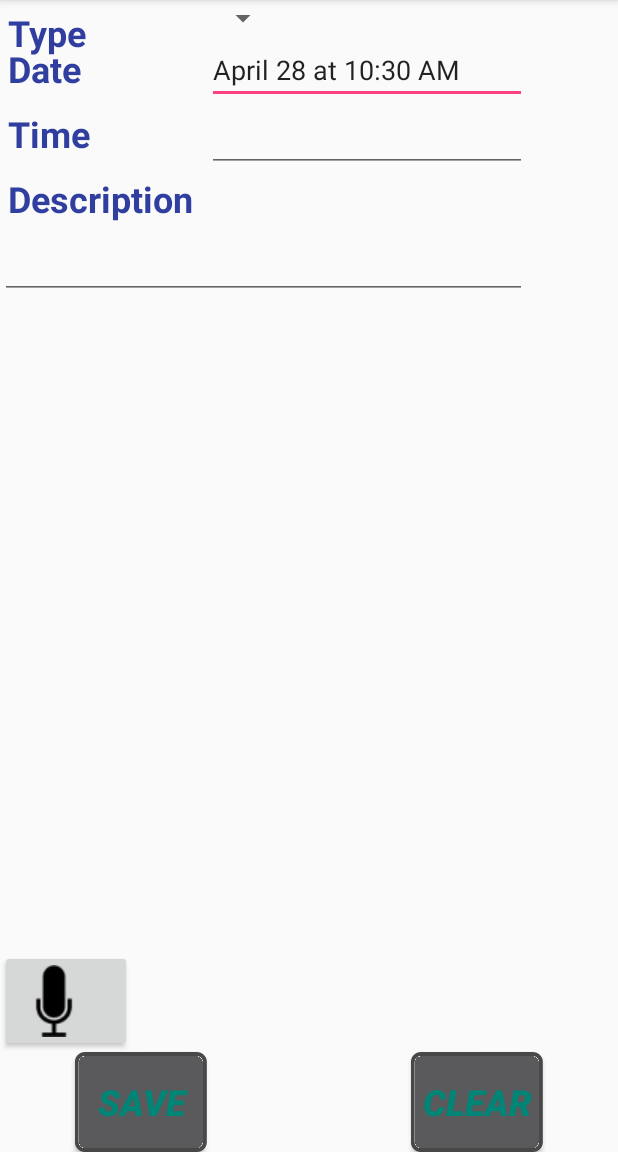
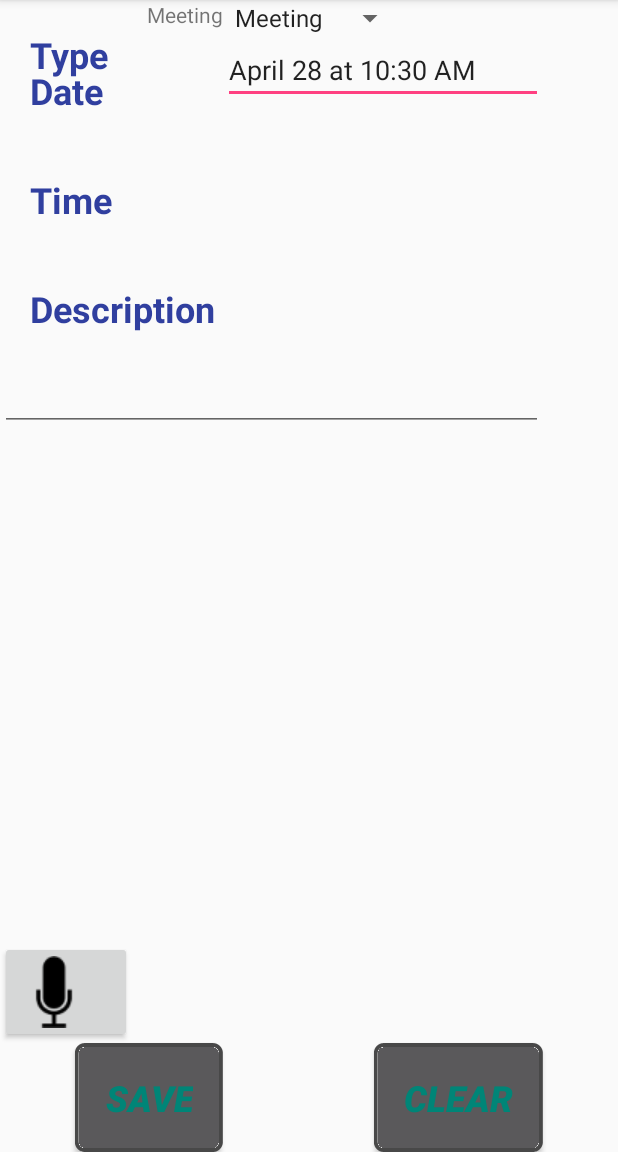
Before and after one commit to GDG-NN/study_jams_homework, an Android app: the AddEvent screen opened directly, with no data from a screen before it, on a phone screen of 412 x 824 dp, the part 84-1236 px from its top. Run offline under Robolectric (Android 15) with nearby library versions, the phone set to English and light mode, and no system bars; 1 statement that could not run was skipped.

Commit message:
Added AddEvent

```diff
--- a/puga4enko/PocketSecretary/app/src/main/java/com/andrejjj/pocketsecretary/activities/AddContact.java
+++ b/puga4enko/PocketSecretary/app/src/main/java/com/andrejjj/pocketsecretary/activities/AddContact.java
@@ -11,10 +11,6 @@ import android.widget.EditText;
 import android.widget.Toast;
 
 import com.andrejjj.pocketsecretary.R;
-
-/**
- * Created by Andrejjj on 25.04.2016.
- */
 
 /**
  * @author Andrey S. Pugachenko
--- a/puga4enko/PocketSecretary/app/src/main/java/com/andrejjj/pocketsecretary/activities/AddEvent.java
+++ b/puga4enko/PocketSecretary/app/src/main/java/com/andrejjj/pocketsecretary/activities/AddEvent.java
@@ -1,19 +1,20 @@
 package com.andrejjj.pocketsecretary.activities;
 
 import android.app.DatePickerDialog;
-import android.app.Dialog;
 import android.app.TimePickerDialog;
 import android.content.Intent;
 import android.os.Bundle;
-import android.support.v4.app.DialogFragment;
 import android.support.v7.app.AppCompatActivity;
-import android.text.format.DateFormat;
 import android.text.format.DateUtils;
 import android.view.Menu;
 import android.view.MenuItem;
 import android.view.View;
+import android.widget.AdapterView;
+import android.widget.ArrayAdapter;
+import android.widget.Button;
 import android.widget.DatePicker;
 import android.widget.EditText;
+import android.widget.Spinner;
 import android.widget.TextView;
 import android.widget.TimePicker;
 import android.widget.Toast;
@@ -23,39 +24,96 @@ import com.andrejjj.pocketsecretary.R;
 import java.util.Calendar;
 
 /**
- * Created by Andrejjj on 25.04.2016.
- */
-
-/**
  * @author Andrey S. Pugachenko
  * @version 0.0.1
  *          This is an Activity for adding event
  */
-public class AddEvent extends AppCompatActivity {
+public class AddEvent extends AppCompatActivity implements AdapterView.OnItemSelectedListener {
 
+    private static final String[] items = {"Meeting", "Call", "Work", "Home", "Other"};
+    Calendar dateAndTime = Calendar.getInstance();
     private EditText mEditTextDate;
-    private EditText mEditTextTime;
+    DatePickerDialog.OnDateSetListener d = new DatePickerDialog.OnDateSetListener() {
+        public void onDateSet(DatePicker view, int year, int monthOfYear, int dayOfMonth) {
+            dateAndTime.set(Calendar.YEAR, year);
+            dateAndTime.set(Calendar.MONTH, monthOfYear);
+            dateAndTime.set(Calendar.DAY_OF_MONTH, dayOfMonth);
+            updateLabel();
+        }
+    };
+    TimePickerDialog.OnTimeSetListener t = new TimePickerDialog.OnTimeSetListener() {
+        public void onTimeSet(TimePicker view, int hourOfDay, int minute) {
+            dateAndTime.set(Calendar.HOUR_OF_DAY, hourOfDay);
+            dateAndTime.set(Calendar.MINUTE, minute);
+            updateLabel();
+        }
+    };
     private EditText mEditTextDescription;
+    private TextView mTextViewSelection;
     private TextView mTextViewDate;
     private TextView mTextViewTime;
-
-
-    Calendar dateAndTime = Calendar.getInstance();
-
-
+    private Button mButtonSave;
+    private Button mButtonClear;
+    private Button mButtonAddAudio;
+    private Spinner mSpinnerType;
 
     @Override
     protected void onCreate(Bundle savedInstanceState) {
         super.onCreate(savedInstanceState);
         setContentView(R.layout.add_event);
-
         mEditTextDate = (EditText) findViewById(R.id.txtDate);
-        mEditTextTime = (EditText) findViewById(R.id.txtTime);
         mEditTextDescription = (EditText) findViewById(R.id.txtDescription);
+        mTextViewSelection = (TextView) findViewById(R.id.lblSelection);
         mTextViewDate = (TextView) findViewById(R.id.lblDate);
         mTextViewTime = (TextView) findViewById(R.id.lblTime);
+        mButtonClear = (Button) findViewById(R.id.btnClear);
+        mButtonSave = (Button) findViewById(R.id.btnSave);
+        mButtonAddAudio = (Button) findViewById(R.id.btnAddAudio);
+        mSpinnerType = (Spinner) findViewById(R.id.lstType);
+
+        if (mSpinnerType != null) {
+            mSpinnerType.setOnItemSelectedListener(this);
+        }
+
+        ArrayAdapter<String> aa = new ArrayAdapter<>(this, android.R.layout.simple_spinner_item,
+                items);
+        aa.setDropDownViewResource(android.R.layout.simple_spinner_dropdown_item);
+        mSpinnerType.setAdapter(aa);
+
+        mButtonSave.setOnClickListener(new View.OnClickListener() {
+            @Override
+            public void onClick(final View v) {
+                saveAllData();
+            }
+        });
+
+        mButtonClear.setOnClickListener(new View.OnClickListener() {
+            @Override
+            public void onClick(final View v) {
+                clearAllData();
+            }
+        });
+
+        mButtonAddAudio.setOnClickListener(new View.OnClickListener() {
+            @Override
+            public void onClick(final View v) {
+                //TODO adding audio
+            }
+        });
 
         updateLabel();
+    }
+
+    private void clearAllData() {
+        mEditTextDate.setText("");
+        mEditTextDescription.setText("");
+        mTextViewSelection.setText("");
+        mTextViewDate.setText("");
+        mTextViewTime.setText("");
+    }
+
+    private void saveAllData() {
+        //TODO saving all data
     }
 
     public void showDatePickerDialog(View v) {
@@ -82,23 +140,6 @@ public class AddEvent extends AppCompatActivity {
                                 DateUtils.FORMAT_SHOW_DATE|DateUtils.FORMAT_SHOW_TIME));
     }
 
-    DatePickerDialog.OnDateSetListener d = new DatePickerDialog.OnDateSetListener() {
-        public void onDateSet(DatePicker view, int year, int monthOfYear, int dayOfMonth) {
-            dateAndTime.set(Calendar.YEAR, year);
-            dateAndTime.set(Calendar.MONTH, monthOfYear);
-            dateAndTime.set(Calendar.DAY_OF_MONTH, dayOfMonth);
-            updateLabel();
-        }
-    };
-
-    TimePickerDialog.OnTimeSetListener t = new TimePickerDialog.OnTimeSetListener() {
-        public void onTimeSet(TimePicker view, int hourOfDay, int minute) {
-            dateAndTime.set(Calendar.HOUR_OF_DAY, hourOfDay);
-            dateAndTime.set(Calendar.MINUTE, minute);
-            updateLabel();
-        }
-    };
-
     @Override
     public boolean onCreateOptionsMenu(Menu menu) {
         getMenuInflater().inflate(R.menu.actions, menu);
@@ -123,4 +164,14 @@ public class AddEvent extends AppCompatActivity {
         }
         return (super.onOptionsItemSelected(item));
     }
+
+    @Override
+    public void onItemSelected(final AdapterView<?> parent, final View view, final int position, final long id) {
+        mTextViewSelection.setText(items[position]);
+    }
+
+    @Override
+    public void onNothingSelected(final AdapterView<?> parent) {
+        mTextViewSelection.setText("");
+    }
 }
--- a/puga4enko/PocketSecretary/app/src/main/res/layout/add_event.xml
+++ b/puga4enko/PocketSecretary/app/src/main/res/layout/add_event.xml
@@ -10,12 +10,24 @@
         android:layout_height="wrap_content"
         android:text="@string/type" />
 
+    <TextView
+        android:id="@+id/lblSelection"
+        android:layout_width="wrap_content"
+        android:layout_height="wrap_content"
+        android:layout_alignBottom="@+id/lblType"
+        android:layout_alignParentTop="true"
+        android:layout_toLeftOf="@+id/lstType"
+        android:layout_toRightOf="@+id/lblTime"
+        android:layout_toStartOf="@+id/lstType"
+        android:text="" />
+
     <Spinner
         android:id="@+id/lstType"
         android:layout_width="wrap_content"
         android:layout_height="wrap_content"
-        android:layout_toEndOf="@+id/btnSave"
-        android:layout_toRightOf="@+id/btnSave" />
+        android:layout_alignLeft="@+id/btnClear"
+        android:layout_alignStart="@+id/btnClear"
+        android:layout_toEndOf="@+id/btnSave" />
 
     <TextView
         android:id="@+id/lblDate"
@@ -23,9 +35,9 @@
         android:layout_width="wrap_content"
         android:layout_height="wrap_content"
         android:layout_below="@+id/lstType"
-        android:text="@string/date"
         android:clickable="true"
-        android:onClick="showDatePickerDialog" />
+        android:onClick="showDatePickerDialog"
+        android:text="@string/date" />
 
     <EditText
         android:id="@+id/txtDate"
@@ -42,18 +54,9 @@
         android:layout_width="wrap_content"
         android:layout_height="wrap_content"
         android:layout_below="@+id/lblDate"
-        android:text="@string/time"
         android:clickable="true"
-        android:onClick="showTimePickerDialog" />
-
-    <EditText
-        android:id="@+id/txtTime"
-        android:layout_width="wrap_content"
-        android:layout_height="wrap_content"
-        android:layout_below="@+id/txtDate"
-        android:layout_toRightOf="@id/btnSave"
-        android:ems="10"
-        android:inputType="time" />
+        android:onClick="showTimePickerDialog"
+        android:text="@string/time" />
 
     <TextView
         android:id="@+id/lblDescription"
@@ -67,10 +70,10 @@
         android:id="@+id/txtDescription"
         android:layout_width="wrap_content"
         android:layout_height="wrap_content"
-        android:layout_alignEnd="@+id/txtTime"
+        android:layout_alignEnd="@+id/txtDate"
         android:layout_alignParentLeft="true"
         android:layout_alignParentStart="true"
-        android:layout_alignRight="@+id/txtTime"
+        android:layout_alignRight="@+id/txtDate"
         android:layout_below="@+id/lblDescription"
         android:ems="10"
         android:inputType="textMultiLine" />
@@ -92,7 +95,7 @@
         android:text="@string/save" />
 
     <Button
-        android:id="@+id/btnClear"
+        android:id="@+id/btnAddAudio"
         style="@style/right_button"
         android:layout_width="wrap_content"
         android:layout_height="wrap_content"
--- a/puga4enko/PocketSecretary/app/src/main/res/values/dimens.xml
+++ b/puga4enko/PocketSecretary/app/src/main/res/values/dimens.xml
@@ -9,7 +9,7 @@
     <dimen name="person_width">150dp</dimen>
     <dimen name="person_height">220dp</dimen>
     <dimen name="margin_from_edge">50dp</dimen>
-    <dimen name="button_padding">5dp</dimen>
-    <dimen name="label_padding">5dp</dimen>
-    <dimen name="edit_padding">5dp</dimen>
+    <dimen name="button_padding">20dp</dimen>
+    <dimen name="label_padding">20dp</dimen>
+    <dimen name="edit_padding">20dp</dimen>
 </resources>
```
